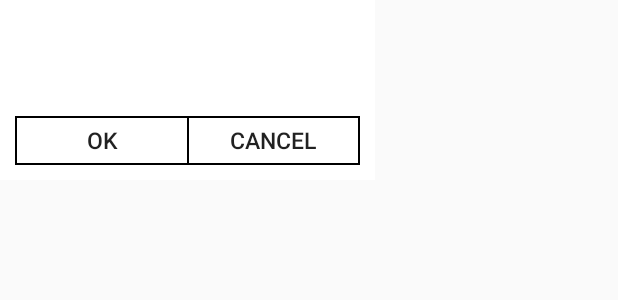
After one commit to pawankumarbaranwal/SplitTheBill, an Android app: the layout activity_delete_friend.xml on its own in the app's theme, with its tools: preview values and no code run, on a phone screen of 412 x 824 dp. The commit adds this screen. Shown: the top 300 px of the screen. Run offline under Robolectric (Android 15) with nearby library versions, the phone set to English and light mode, and no system bars.

Commit message:
remove friends

```diff
--- a/app/build.gradle
+++ b/app/build.gradle
@@ -6,7 +6,7 @@ android {
 
     defaultConfig {
         applicationId "pawan.example.com.splitthebill"
-        minSdkVersion 15
+        minSdkVersion 16
         targetSdkVersion 23
         versionCode 1
         versionName "1.0"
@@ -17,6 +17,7 @@ android {
             proguardFiles getDefaultProguardFile('proguard-android.txt'), 'proguard-rules.pro'
         }
     }
+    sourceSets { main { res.srcDirs = ['src/main/res', 'src/main/res/anim'] } }
 }
 
 dependencies {
--- a/app/src/main/AndroidManifest.xml
+++ b/app/src/main/AndroidManifest.xml
@@ -2,8 +2,6 @@
 <manifest xmlns:android="http://schemas.android.com/apk/res/android"
     package="pawan.example.com.splitthebill.activity" >
 
-    <uses-permission android:name="android.permission.INTERNET" />
-    <uses-permission android:name="android.permission.RECORD_AUDIO" />
     <uses-permission android:name="android.permission.WRITE_EXTERNAL_STORAGE" />
     <uses-permission android:name="android.permission.INTERNET" />
 
@@ -32,7 +30,7 @@
         <activity
             android:name=".AddFriend"
             android:label="@string/title_activity_add_freind"
-            android:screenOrientation="portrait">
+            android:screenOrientation="portrait" >
             <intent-filter>
                 <action android:name="android.intent.action.MAIN" />
 
@@ -42,7 +40,7 @@
         <activity
             android:name=".FriendHisaab"
             android:label="@string/title_activity_add_freind"
-            android:screenOrientation="portrait">
+            android:screenOrientation="portrait" >
             <intent-filter>
                 <action android:name="android.intent.action.MAIN" />
 
--- a/app/src/main/java/pawan/example/com/splitthebill/activity/MainActivity.java
+++ b/app/src/main/java/pawan/example/com/splitthebill/activity/MainActivity.java
@@ -68,7 +68,7 @@ public class MainActivity extends AppCompatActivity implements FragmentDrawer.Fr
                 "Description VARCHAR," +
                 "SplittedAmount VARCHAR, " +
                 "TotalAmount VARCHAR, " +
-                "SpentDate DATE," +
+                "SpentDate VARCHAR," +
                 "PaidBy VARCHAR);");
     }
 
--- /dev/null
+++ b/app/src/main/res/anim/animation.xml
@@ -0,0 +1,5 @@
+<?xml version="1.0" encoding="utf-8"?>
+<translate xmlns:android="http://schemas.android.com/apk/res/android"
+    android:fromXDelta="100%p"
+    android:toXDelta="0"
+    android:duration="500"/>
--- /dev/null
+++ b/app/src/main/res/anim/animation2.xml
@@ -0,0 +1,5 @@
+<?xml version="1.0" encoding="utf-8"?>
+<translate xmlns:android="http://schemas.android.com/apk/res/android"
+    android:fromXDelta="0"
+    android:toXDelta="-50%p"
+    android:duration="500"/>
--- /dev/null
+++ b/app/src/main/res/layout/activity_delete_friend.xml
@@ -0,0 +1,78 @@
+<?xml version="1.0" encoding="utf-8"?>
+<LinearLayout xmlns:android="http://schemas.android.com/apk/res/android"
+    android:layout_width="250dp"
+    android:layout_height="120dp"
+    android:background="#FFFFFF"
+    android:orientation="vertical">
+
+    <LinearLayout
+        android:layout_width="match_parent"
+        android:layout_height="match_parent"
+        android:orientation="vertical"
+        android:background="#FFFFFF"
+        android:layout_margin="10dp">
+
+
+        <TextView
+            android:id="@+id/tvErrorMessage"
+            android:layout_width="match_parent"
+            android:layout_height="0dp"
+            android:layout_weight="2"
+            android:background="#FFFFFF"
+            android:gravity="center"
+            android:textColor="#005020" />
+
+        <View
+            android:layout_width="wrap_content"
+            android:layout_height="1dp"
+            android:background="#000000"
+            android:gravity="center" />
+
+        <LinearLayout
+            android:layout_width="match_parent"
+            android:layout_height="wrap_content"
+            android:orientation="horizontal"
+            android:background="#000000"
+            >
+
+            <View
+                android:layout_width="1dp"
+                android:layout_height="match_parent"
+                android:background="#000000"
+                android:gravity="center" />
+            <Button
+                android:id="@+id/btnOK"
+                android:layout_width="match_parent"
+                android:layout_height="30dp"
+                android:layout_marginRight="0.5dp"
+                android:layout_weight="1"
+                android:background="#FFFFFF"
+                android:gravity="center"
+                android:text="@string/ok"
+                android:textSize="15sp" />
+
+            <Button
+                android:id="@+id/btnCancel"
+                android:layout_width="match_parent"
+                android:layout_height="30dp"
+                android:layout_marginLeft="0.5dp"
+                android:layout_weight="1"
+                android:background="#FFFFFF"
+                android:gravity="center"
+                android:text="@string/cancel"
+                android:textSize="15sp" />
+
+            <View
+                android:layout_width="1dp"
+                android:layout_height="match_parent"
+                android:background="#000000"
+                android:gravity="center" />
+        </LinearLayout>
+
+        <View
+            android:layout_width="wrap_content"
+            android:layout_height="1dp"
+            android:background="#000000"
+            android:gravity="center" />
+    </LinearLayout>
+</LinearLayout>
--- a/app/src/main/res/values/strings.xml
+++ b/app/src/main/res/values/strings.xml
@@ -26,4 +26,9 @@
     <string name="et_description">Description</string>
     <string name="et_money">Amount</string>
     <string name="tv_friend_name">Friends Name</string>
+    <string name="title_activity_test">test</string>
+    <string name="action_delete_friend">Delete Friend</string>
+    <string name="action_modify_friend">Modify Details</string>
+    <string name="ok">OK</string>
+    <string name="cancel">Cancel</string>
 </resources>
```
Also changed, not shown: app/src/main/java/pawan/example/com/splitthebill/activity/CustomAdapter.java (+7 -10 lines), app/src/main/java/pawan/example/com/splitthebill/activity/FriendHisaab.java (+93 -48 lines), app/src/main/java/pawan/example/com/splitthebill/activity/RecyclerViewAdapterForFriendHisaab.java (+47 -38 lines), app/src/main/java/pawan/example/com/splitthebill/activity/SplitTheBillFragment.java (+5 -5 lines), app/src/main/res/menu/friend_data_modification.xml (added, +15 -0 lines), app/src/main/res/values/styles.xml (+12 -0 lines), 1 other file.
